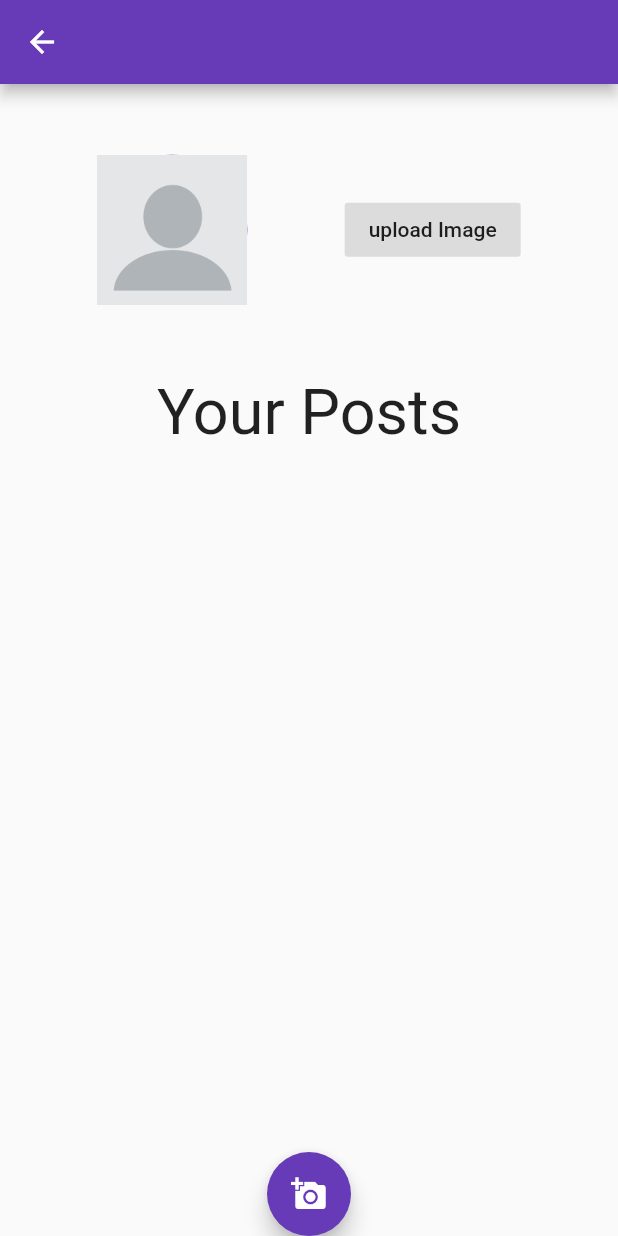
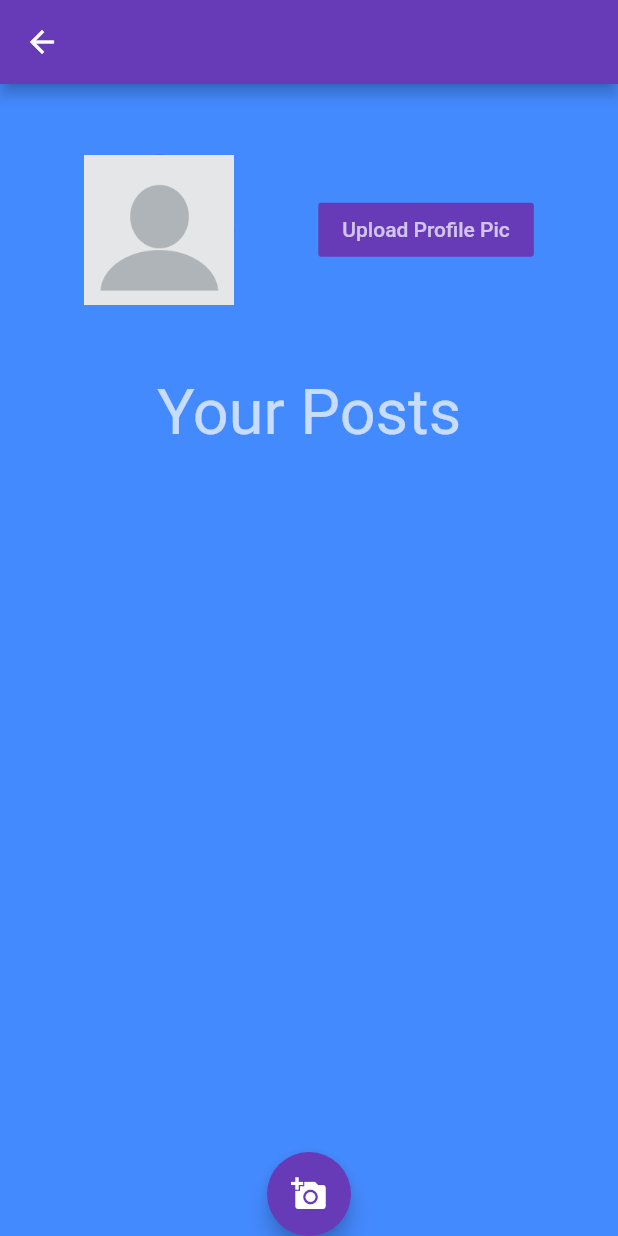
Before and after one commit to kabirnagpal/instaUpload, a Flutter app: the Profile screen opened by its route, on a phone screen of 412 x 824 dp. Run offline on Flutter 3.47's test engine with Material 2 defaults, Android fonts, the phone set to English and light mode, and no system bars; our stand-ins replace cloud_firestore, firebase_auth, firebase_storage, image_picker; accounts and stored records are empty; network calls fail.

Commit message:
upload post left

```diff
--- a/ChatApp/lib/profile.dart
+++ b/ChatApp/lib/profile.dart
@@ -61,6 +61,7 @@ class _ProfileState extends State<Profile> {
 
     trytogetImage();
     return Scaffold(
+      backgroundColor: Colors.blueAccent,
       appBar: AppBar(
         title: Text(title),
       ),
@@ -76,14 +77,15 @@ class _ProfileState extends State<Profile> {
                   radius: 50,
                 ),
                 FlatButton(
-                  color: Colors.black12,
+                  textColor: Colors.white70,
+                  color: Colors.deepPurple,
                   onPressed: (){
                     setState(() {
                     Navigator.pushNamed(context, '/Upload');
                     trytogetImage();
                     });
                   },
-                  child: Text("upload Image"),
+                  child: Text("Upload Profile Pic"),
                 ),
               ],
             ),
@@ -93,6 +95,9 @@ class _ProfileState extends State<Profile> {
             child: Text(
               "Your Posts",
               textScaleFactor: 3,
+              style: TextStyle(
+                color: Colors.white70
+              ),
             )
           ),
           Expanded(
```
Also changed, not shown: ChatApp/lib/upload.dart (+35 -27 lines).
